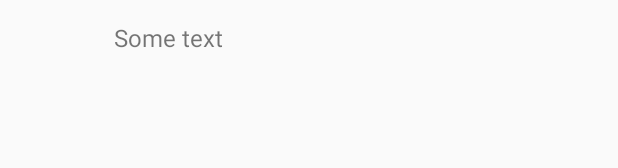
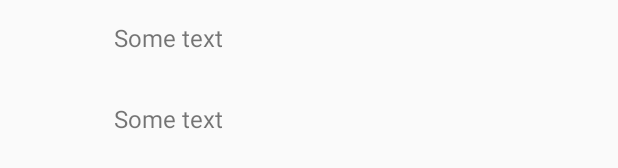
Before and after one commit to AndreevIlya/Android3, an Android app: the layout activity_main.xml on its own in the app's theme, with its tools: preview values and no code run, on a phone screen of 412 x 824 dp. Shown: the part 153-321 px from the top of the screen. Run offline under Robolectric (Android 15) with nearby library versions, the phone set to English and light mode, and no system bars.

Commit message:
Last 5 words from the input are also transferable into the small output field.

```diff
--- a/app/src/main/java/com/example/android3/model/Model.java
+++ b/app/src/main/java/com/example/android3/model/Model.java
@@ -11,7 +11,7 @@ public class Model {
     }
 
     public List<String> getFromIndex(int index){
-        if (index > content.size())return content.subList(content.size() - index - 1,content.size() - 1);
+        if (index < content.size())return content.subList(content.size() - index,content.size());
         return content;
     }
 
--- a/app/src/main/java/com/example/android3/view/MoxyView.java
+++ b/app/src/main/java/com/example/android3/view/MoxyView.java
@@ -5,5 +5,8 @@ import com.arellomobile.mvp.MvpView;
 public interface MoxyView extends MvpView {
     void appendText(String text);
     void clearOutput();
+    void appendSmallText(String text);
+    void clearSmallOutput();
+
     void clearInput();
 }
--- a/app/src/main/res/layout/activity_main.xml
+++ b/app/src/main/res/layout/activity_main.xml
@@ -32,4 +32,15 @@
         app:layout_constraintTop_toBottomOf="@+id/input"
         tools:text="Some text" />
 
+    <TextView
+        android:id="@+id/output_small"
+        android:layout_width="260dp"
+        android:layout_height="wrap_content"
+        android:textSize="16sp"
+        android:layout_marginTop="32dp"
+        app:layout_constraintLeft_toLeftOf="parent"
+        app:layout_constraintRight_toRightOf="parent"
+        app:layout_constraintTop_toBottomOf="@+id/output"
+        tools:text="Some text" />
+
 </androidx.constraintlayout.widget.ConstraintLayout>
```
Also changed, not shown: app/src/main/java/com/example/android3/presenter/Presenter.java (+14 -5 lines), app/src/main/java/com/example/android3/view/MainActivity.java (+12 -0 lines).
